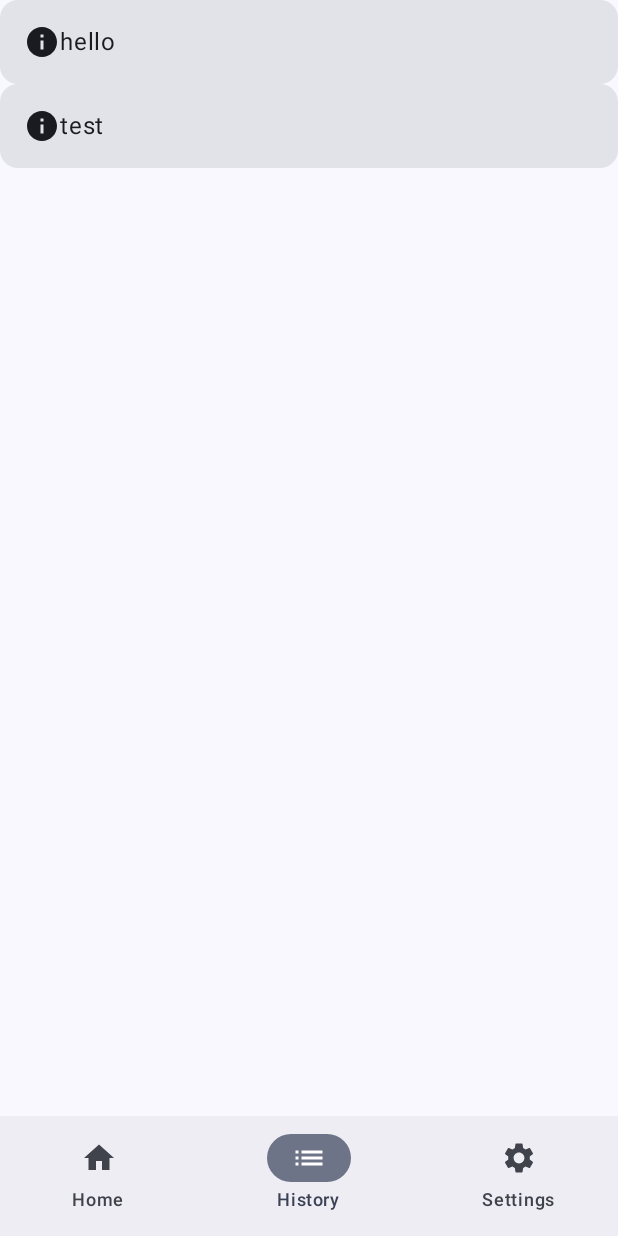
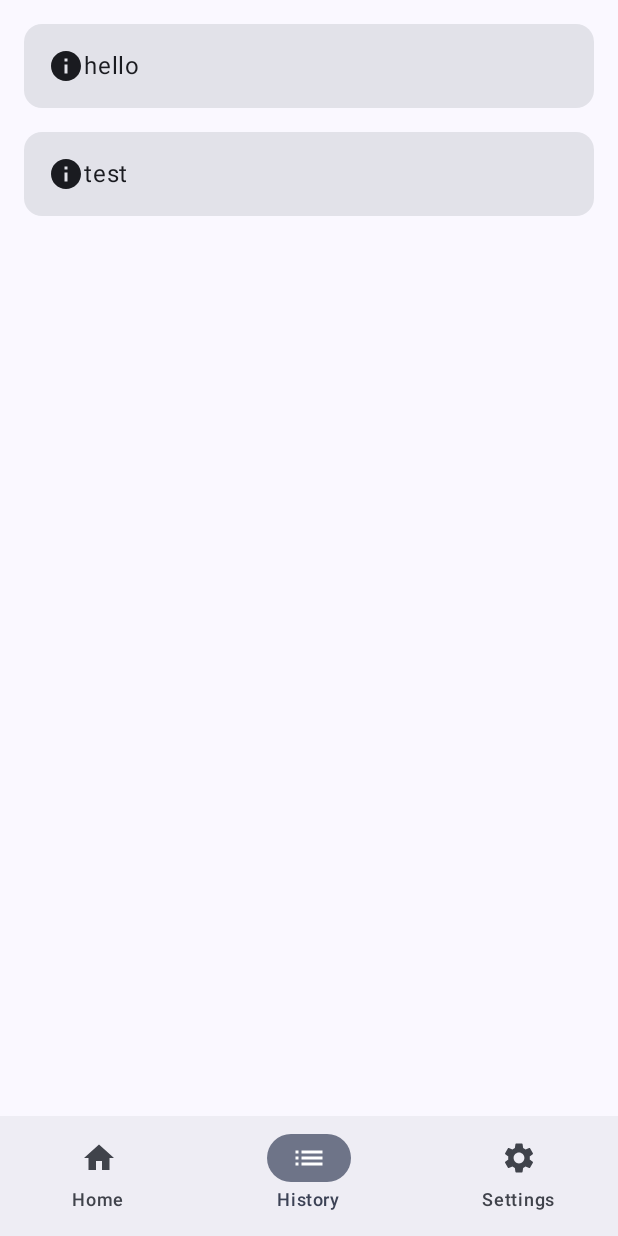
Before and after one commit to eliasfloreteng/bundl, an Android app built with Jetpack Compose: the screen it shows after launch (MainActivity), item 2 of the bottom bar chosen, on a phone screen of 412 x 824 dp. Run offline under Robolectric (Android 15) with nearby library versions, the phone set to English and light mode, and no system bars; our stand-ins replace navigation suite.

Commit message:
Fix spacing and padding on history screen

```diff
--- a/app/src/main/java/se/floreteng/bundl/HistoryScreen.kt
+++ b/app/src/main/java/se/floreteng/bundl/HistoryScreen.kt
@@ -31,7 +31,10 @@ fun HistoryScreen(modifier: Modifier = Modifier) {
     var notifications by remember { mutableStateOf(listOf<String>("hello", "test")) }
 
     Scaffold(modifier = modifier.fillMaxSize()) { innerPadding ->
-        LazyColumn (modifier = modifier.padding(innerPadding)) {
+        LazyColumn(
+            modifier = modifier.padding(innerPadding).padding(16.dp),
+            verticalArrangement = Arrangement.spacedBy(16.dp)
+        ) {
             items(notifications) { notification ->
                 Card {
                     Row(
```
